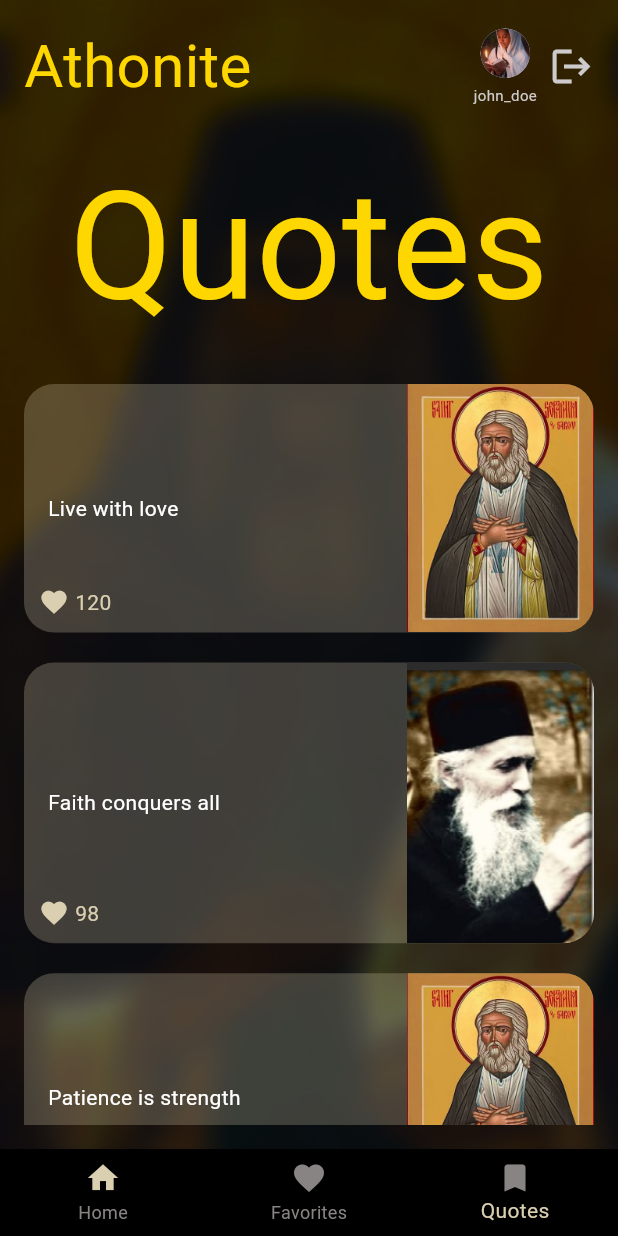
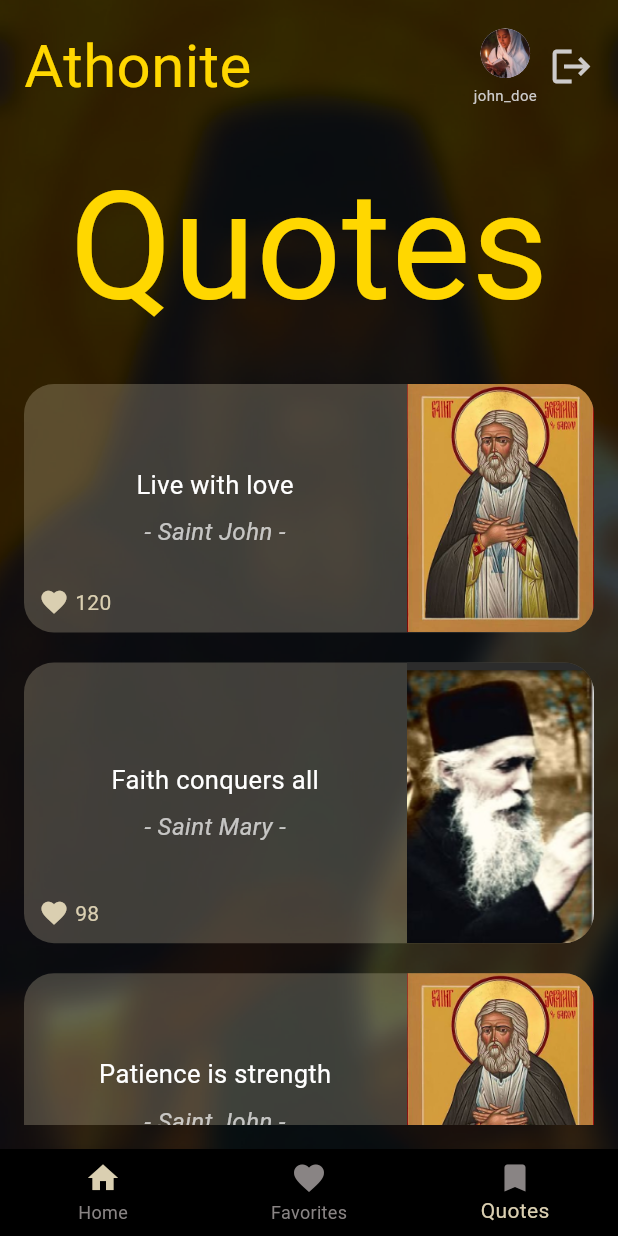
Before and after one commit to Lidiya-MK/Athonite, a Flutter app: the QuotesScreen screen opened directly, on a phone screen of 412 x 824 dp. Run offline on Flutter 3.47's test engine with Material 3 defaults, Android fonts, the phone set to English and light mode, and no system bars; our stand-ins replace flutter_animate, google_fonts.

Commit message:
added display for  the saint's name to their quotes because they deserver recognition

```diff
--- a/app/lib/presentation/screens/quotes.dart
+++ b/app/lib/presentation/screens/quotes.dart
@@ -6,6 +6,7 @@ import '../screens/favorites.dart';
 import '../screens/home.dart';
 import '../../data/userSample.dart';
 import '../../models/user.dart';
+import '../../data/saintSample.dart';
 
 class QuotesScreen extends StatefulWidget {
   const QuotesScreen({super.key});
@@ -17,8 +18,11 @@ class QuotesScreen extends StatefulWidget {
 class _QuotesScreenState extends State<QuotesScreen> {
   User currentUser = sampleUsers[0];
 
+  List<bool> isFavorited = List.generate(sampleQuotes.length, (index) => false);
 
-  List<bool> isFavorited = List.generate(sampleQuotes.length, (index) => false);
+  String getSaintName(int saintId) {
+    return sampleSaints.firstWhere((saint) => saint.id == saintId).name;
+  }
 
   @override
   Widget build(BuildContext context) {
@@ -79,7 +83,6 @@ class _QuotesScreenState extends State<QuotesScreen> {
                   ],
                 ),
                 const SizedBox(height: 20),
-
                 Center(
                   child: Text(
                     "Quotes",
@@ -94,7 +97,7 @@ class _QuotesScreenState extends State<QuotesScreen> {
                   child: SingleChildScrollView(
                     physics: const BouncingScrollPhysics(),
                     child: Column(
-                      crossAxisAlignment: CrossAxisAlignment.start,
+                      crossAxisAlignment: CrossAxisAlignment.center,
                       children: sampleQuotes.asMap().entries.map((entry) {
                         int index = entry.key;
                         Quote quote = entry.value;
@@ -114,13 +117,28 @@ class _QuotesScreenState extends State<QuotesScreen> {
                                     child: Padding(
                                       padding: const EdgeInsets.all(16.0),
                                       child: Column(
-                                        crossAxisAlignment: CrossAxisAlignment.start,
+                                        crossAxisAlignment: CrossAxisAlignment.center,
                                         children: [
                                           Text(
                                             quote.quoteContent,
-                                            style: const TextStyle(color: Colors.white),
+                                            style: const TextStyle(
+                                              color: Colors.white,
+                                              fontSize: 17,
+
+                                            ),
+                                            textAlign: TextAlign.center,
+                                            maxLines: 3,
                                             overflow: TextOverflow.ellipsis,
-                                            maxLines: 3,
+                                          ),
+                                          const SizedBox(height: 8),
+                                          Text(
+                                            '- ${getSaintName(quote.saintId)} -',
+                                            style: const TextStyle(
+                                              color: Colors.white70,
+                                              fontStyle: FontStyle.italic,
+                                              fontSize: 16,
+                                            ),
+                                            textAlign: TextAlign.center,
                                           ),
                                         ],
                                       ),
@@ -139,7 +157,6 @@ class _QuotesScreenState extends State<QuotesScreen> {
                                   ),
                                 ],
                               ),
-
                               Positioned(
                                 bottom: 10,
                                 left: 10,
```
